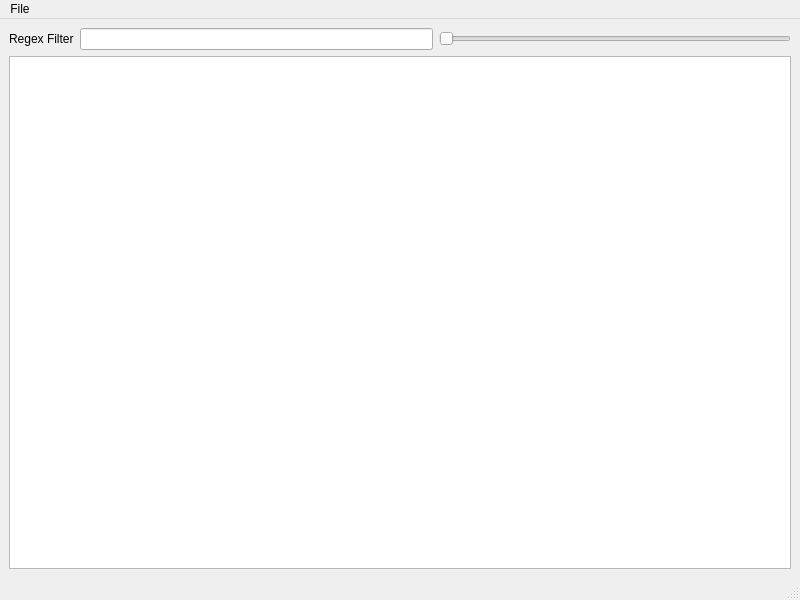
UpSea/PhotoOrganizer, file UIFiles/PicOrganizer.ui: the form before one commit.
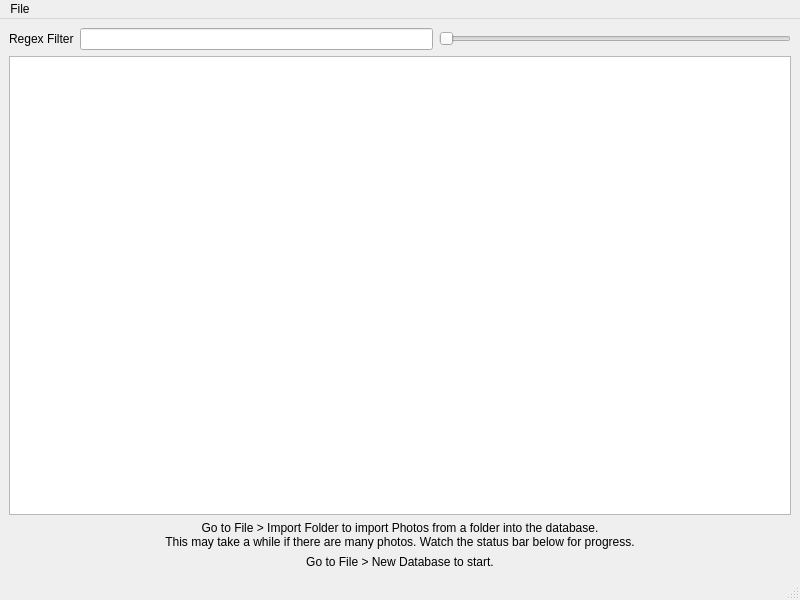
The form after the commit. Custom widgets are drawn as their Qt base class.

Commit message: Add New Database feature and some helpful prompts for initial startup.

What changed in the file:
```diff
--- a/UIFiles/PicOrganizer.ui
+++ b/UIFiles/PicOrganizer.ui
@@ -14,7 +14,13 @@
    <string>MainWindow</string>
   </property>
   <widget class="QWidget" name="centralwidget">
+   <layout class="QVBoxLayout" name="verticalLayout_2">
+    <item>
+     <widget class="QWidget" name="mainWidget" native="true">
    <layout class="QVBoxLayout" name="verticalLayout">
+       <property name="margin">
+        <number>0</number>
+       </property>
     <item>
      <layout class="QHBoxLayout" name="horizontalLayout">
       <item>
@@ -39,6 +45,33 @@
     <item>
      <widget class="PhotoTable" name="view"/>
     </item>
+       <item>
+        <widget class="QLabel" name="labelNoPhotos">
+         <property name="text">
+          <string>Go to File &gt; Import Folder to import Photos from a folder into the database.
+This may take a while if there are many photos. Watch the status bar below for progress.</string>
+         </property>
+         <property name="alignment">
+          <set>Qt::AlignCenter</set>
+         </property>
+         <property name="wordWrap">
+          <bool>true</bool>
+         </property>
+        </widget>
+       </item>
+      </layout>
+     </widget>
+    </item>
+    <item>
+     <widget class="QLabel" name="labelNoDatabase">
+      <property name="text">
+       <string>Go to File &gt; New Database to start.</string>
+      </property>
+      <property name="alignment">
+       <set>Qt::AlignCenter</set>
+      </property>
+     </widget>
+    </item>
    </layout>
   </widget>
   <widget class="QMenuBar" name="menubar">
```
Left out of the diff: 16 changed lines with no effect on the pictures. Lines whose indentation alone changed are shown as unchanged. The commit also changes 3 other files.
